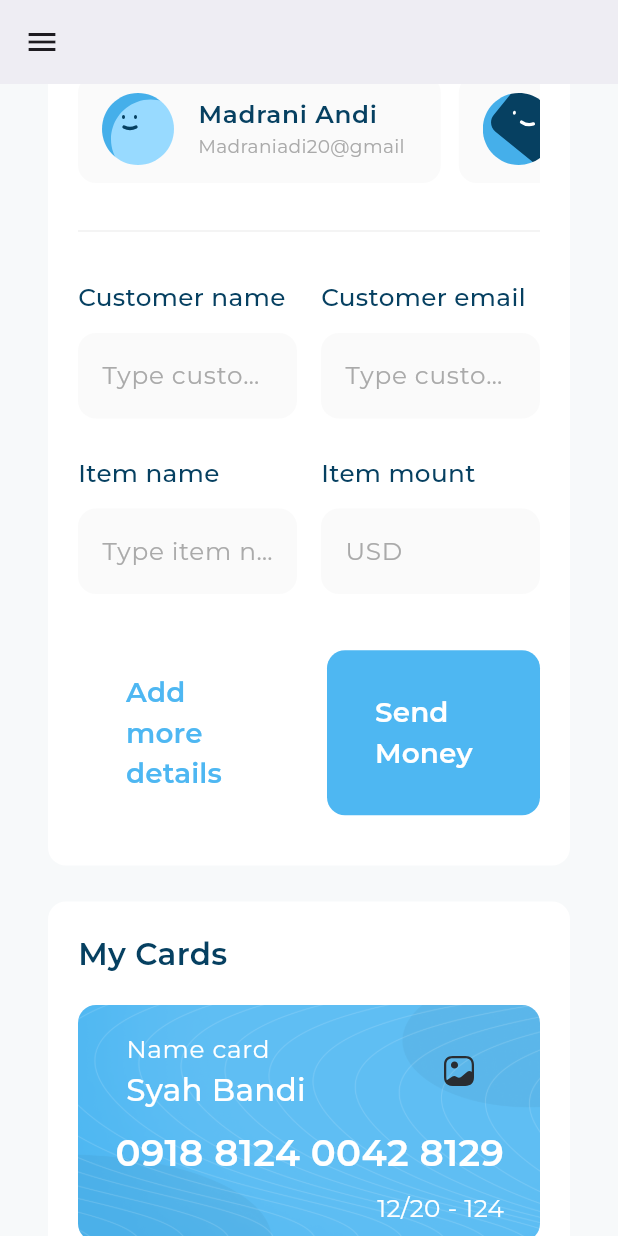
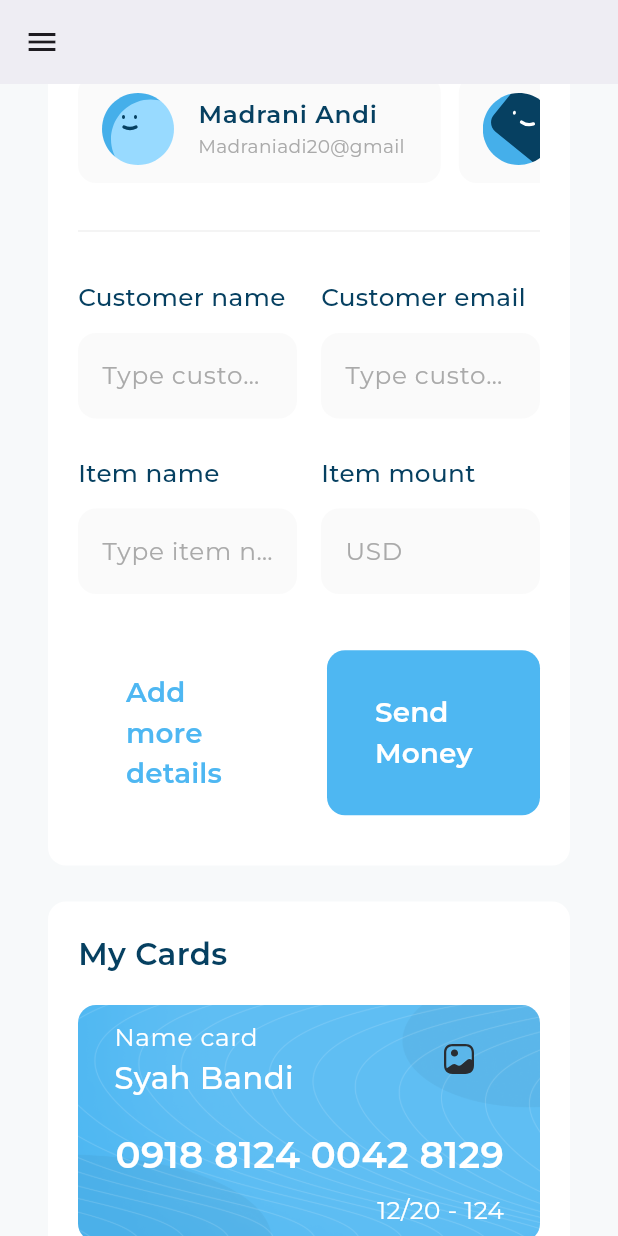
Before and after one commit to ahmedismail-10/responsive_dash_board, a Flutter app: the screen it shows after launch, scrolled down 576 dp, on a phone screen of 412 x 824 dp. Run offline on Flutter 3.47's test engine with Material 3 defaults, Android fonts, the light colour scheme and no system bars; drawn by our look-alikes of expandable_page_view; our stand-ins replace fl_chart, flutter_svg.

Commit message:
refactor: wrap list tile titles and subtitles in fitted box for better responsiveness and adjust card padding

```diff
--- a/lib/widgets/my_card.dart
+++ b/lib/widgets/my_card.dart
@@ -23,7 +23,7 @@ class MyCard extends StatelessWidget {
           crossAxisAlignment: .end,
           children: [
             ListTile(
-              contentPadding: const .only(left: 32, top: 8, right: 42),
+              contentPadding: const .only(left: 24, right: 42),
               title: Text(
                 'Name card',
                 style: AppStyles.styleRegular16(context).copyWith(
@@ -38,7 +38,7 @@ class MyCard extends StatelessWidget {
             ),
             const Spacer(),
             Padding(
-              padding: const .only(right: 24, bottom: 24),
+              padding: const .only(right: 24),
               child: Column(
                 crossAxisAlignment: .end,
                 children: [
@@ -60,6 +60,11 @@ class MyCard extends StatelessWidget {
                 ],
               ),
             ),
+            const Flexible(
+              child: SizedBox(
+                height: 24,
+              ),
+            ),
           ],
         ),
       ),
--- a/lib/widgets/user_info_list_tile.dart
+++ b/lib/widgets/user_info_list_tile.dart
@@ -20,13 +20,21 @@ class UserInfoListTile extends StatelessWidget {
       child: Center(
         child: ListTile(
           leading: SvgPicture.asset(userInfoModel.image),
-          title: Text(
-            userInfoModel.title,
-            style: AppStyles.styleSemiBold16(context),
+          title: FittedBox(
+            fit: .scaleDown,
+            alignment: .centerStart,
+            child: Text(
+              userInfoModel.title,
+              style: AppStyles.styleSemiBold16(context),
+            ),
           ),
-          subtitle: Text(
-            userInfoModel.subtitle,
-            style: AppStyles.styleRegular12(context),
+          subtitle: FittedBox(
+            fit: .scaleDown,
+            alignment: .centerStart,
+            child: Text(
+              userInfoModel.subtitle,
+              style: AppStyles.styleRegular12(context),
+            ),
           ),
         ),
       ),
```
Also changed, not shown: lib/widgets/active_and_inactive_item.dart (+14 -6 lines).
